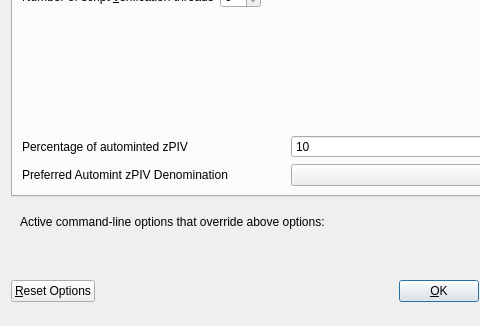
Above: divi/src/qt/forms/optionsdialog.ui from DiviDomains/PrivateDivi before the change; both pictures show x 0 to 480 and y 116 to 442 of the 576 by 442 pixel window. Below: the same form after it.
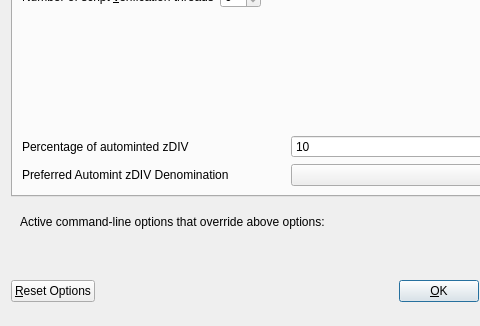
That is the form after the change. Custom widgets are drawn as their Qt base class.

```diff
--- a/divi/src/qt/forms/optionsdialog.ui
+++ b/divi/src/qt/forms/optionsdialog.ui
@@ -138,7 +138,7 @@
             <string>Percentage of incoming PIV which get automatically converted to zPIV via Zerocoin Protocol (min: 10%)</string>
            </property>
            <property name="text">
-            <string>Percentage of autominted zPIV</string>
+            <string>Percentage of autominted zDIV</string>
            </property>
           </widget>
          </item>
@@ -171,7 +171,7 @@
             <string>Wait with automatic conversion to Zerocoin until enough PIV for this denomination is available</string>
            </property>
            <property name="text">
-            <string>Preferred Automint zPIV Denomination</string>
+            <string>Preferred Automint zDIV Denomination</string>
            </property>
           </widget>
          </item>
```
Left out of the diff: 6 changed lines with no effect on the pictures.
